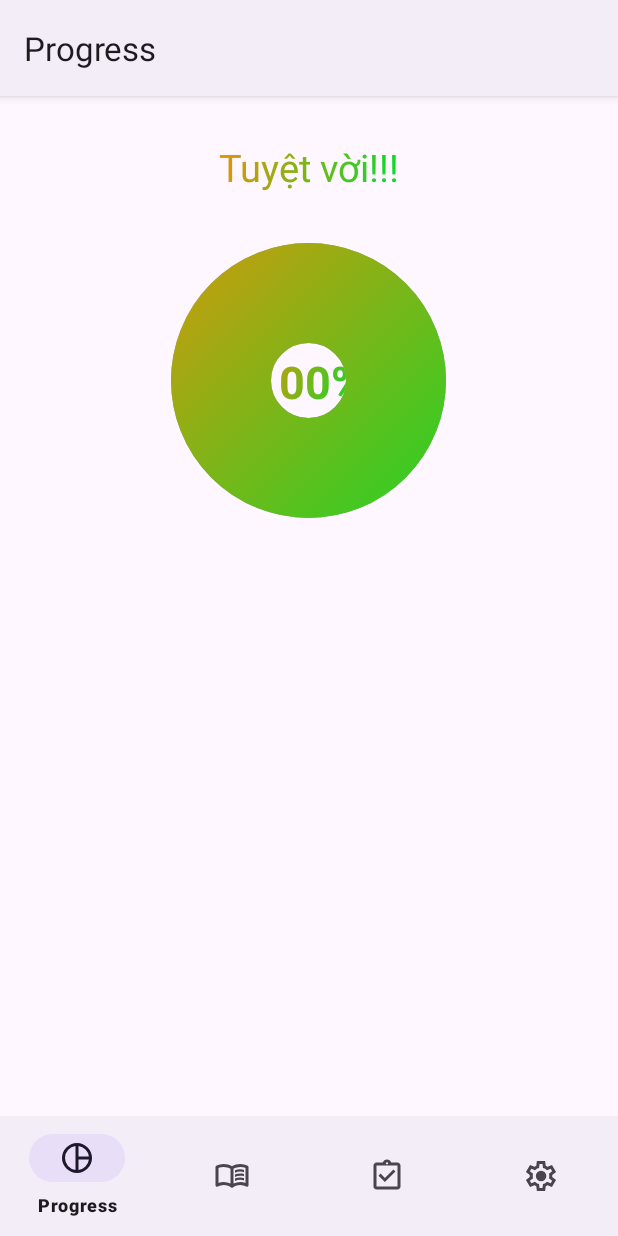
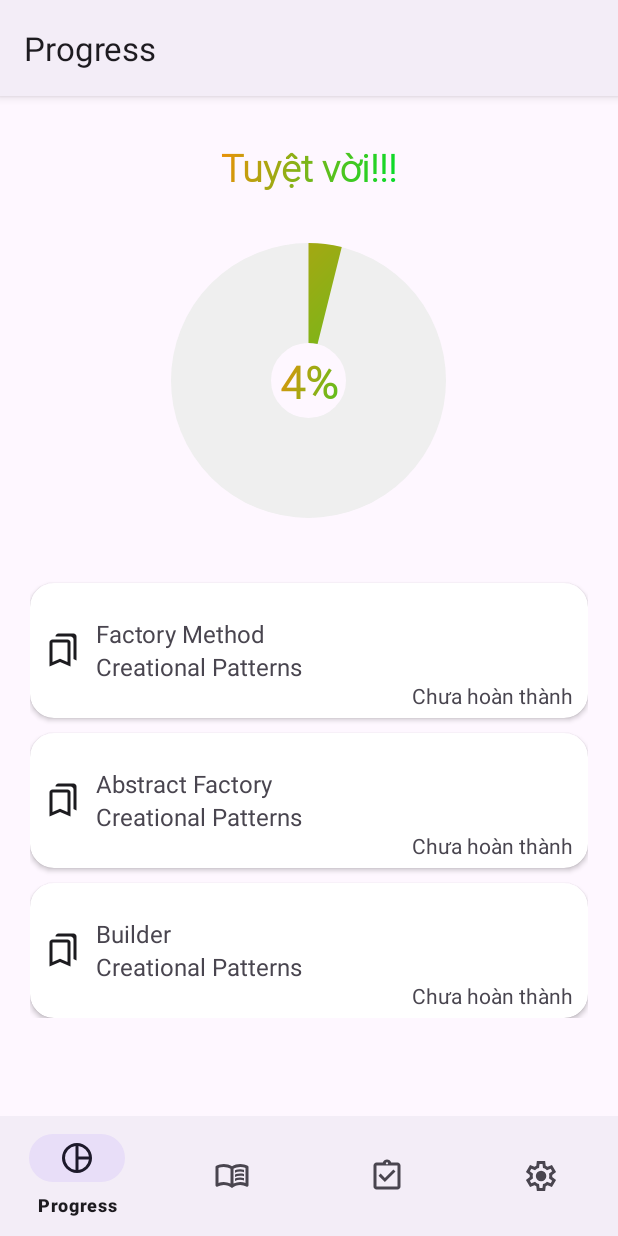
Before and after one commit to hatezero014/DA_DesignPatternApp, an Android app: the screen it shows after launch (MainActivity), on a phone screen of 412 x 824 dp. Run offline under Robolectric (Android 15) with nearby library versions, the phone set to English and light mode, and no system bars; our stand-ins replace navigation-ui; Roboto replaces fonts that are not available here.

Commit message:
Update dtb and home progress

```diff
--- /dev/null
+++ b/app/src/main/java/com/example/designpattern/Adapter/DesignPatternAdapter.java
@@ -0,0 +1,86 @@
+package com.example.designpattern.Adapter;
+
+import android.content.Context;
+import android.graphics.Color;
+import android.view.LayoutInflater;
+import android.view.View;
+import android.view.ViewGroup;
+import android.widget.ImageView;
+import android.widget.TextView;
+
+import androidx.annotation.NonNull;
+import androidx.cardview.widget.CardView;
+import androidx.core.content.ContextCompat;
+import androidx.recyclerview.widget.RecyclerView;
+
+import com.example.designpattern.Models.Pattern;
+import com.example.designpattern.R;
+
+import com.example.designpattern.R;
+
+import java.util.List;
+
+public class DesignPatternAdapter extends RecyclerView.Adapter<DesignPatternAdapter.DesignPatternHolder>{
+    List<Pattern> patternList;
+    Context context;
+
+    public DesignPatternAdapter(Context context) {
+        this.context = context;
+    }
+    public void setData(List<Pattern> list){
+        patternList = list;
+        notifyDataSetChanged();
+    }
+
+    @NonNull
+    @Override
+    public DesignPatternHolder onCreateViewHolder(@NonNull ViewGroup parent, int viewType) {
+        View view = LayoutInflater.from(parent.getContext()).inflate(R.layout.rcv_designpattern, parent, false);
+
+        return new DesignPatternHolder(view);
+    }
+
+    @Override
+    public void onBindViewHolder(@NonNull DesignPatternHolder holder, int position) {
+        Pattern pattern = patternList.get(position);
+        if(pattern==null) return;
+        Context context1 = holder.imageView.getContext();
+        holder.tvDetails.setText(pattern.getName());
+        holder.tvCatalog.setText(pattern.getCatalog());
+//        if(String.valueOf(pattern.getIsDone()) == null || String.valueOf(pattern.getIsDone()) == ""||pattern.getIsDone() == 0){
+//            holder.
+//        }
+        if(pattern.getIsDone() == 1){
+            holder.tvisDone.setText("Đã hoàn thành");
+            holder.cardView.setCardBackgroundColor(ContextCompat.getColor(context, R.color.greens));
+            holder.tvDetails.setTextColor(Color.WHITE);
+            holder.tvCatalog.setTextColor(Color.WHITE);
+            holder.tvisDone.setTextColor(Color.WHITE);
+        }
+        else {
+            holder.tvisDone.setText("Chưa hoàn thành");
+        }
+    }
+
+    @Override
+    public int getItemCount() {
+        return patternList.size();
+    }
+
+    class DesignPatternHolder extends RecyclerView.ViewHolder{
+        CardView cardView;
+        TextView tvDetails;
+        TextView tvisDone;
+        TextView tvCatalog;
+        ImageView imageView;
+
+        public DesignPatternHolder(@NonNull View itemView) {
+            super(itemView);
+            imageView = itemView.findViewById(R.id.icon_pattern);
+            cardView = itemView.findViewById(R.id.card_view_designpattern);
+            tvDetails = itemView.findViewById(R.id.detailsName);
+            tvCatalog = itemView.findViewById(R.id.detailsCatalog);
+            tvisDone = itemView.findViewById(R.id.isDone);
+        }
+    }
+}
--- a/app/src/main/java/com/example/designpattern/Models/Pattern.java
+++ b/app/src/main/java/com/example/designpattern/Models/Pattern.java
@@ -6,6 +6,16 @@ public class Pattern {
     String Catalog;
     String Image;
     String Video;
+
+    public int getIsDone() {
+        return isDone;
+    }
+
+    public void setIsDone(int isDone) {
+        this.isDone = isDone;
+    }
+
+    int isDone;
 
     public String getVideo() {
         return Video;
@@ -60,12 +70,13 @@ public class Pattern {
     public Pattern() {
     }
 
-    public Pattern(String name, String catalog, String language, String image, String video) {
+    public Pattern(String name, String catalog, String language, String image, String video, int isdone) {
         Name = name;
         Catalog = catalog;
         Language = language;
         Image = image;
         Video = video;
+        this.isDone = isdone;
     }
 
     public Pattern(String name) {
--- a/app/src/main/java/com/example/designpattern/Services/PatternService.java
+++ b/app/src/main/java/com/example/designpattern/Services/PatternService.java
@@ -8,6 +8,7 @@ import com.example.designpattern.Models.PatternCode;
 
 import java.lang.reflect.Field;
 import java.util.ArrayList;
+import java.util.List;
 
 public class PatternService extends BaseService{
     public PatternService(Context context) {
@@ -127,4 +128,18 @@ public class PatternService extends BaseService{
         }
         return pattern;
     }
+
+    public <T> List<T> GetPatternisDone(Class<T> clazz) {
+        db = this.getReadableDatabase();
+        Cursor cursor = db.rawQuery("select * from Pattern where Pattern.isDone = 1", null);
+        List<T> objects = new ArrayList<>();
+        if (cursor != null && cursor.moveToFirst()) {
+            do {
+                T object = CreateModelObjectFromCursor(clazz, cursor);
+                objects.add(object);
+            } while (cursor.moveToNext());
+            cursor.close();
+        }
+        return objects;
+    }
 }
--- a/app/src/main/java/com/example/designpattern/UI/progress/ProgressCircleView.java
+++ b/app/src/main/java/com/example/designpattern/UI/progress/ProgressCircleView.java
@@ -9,6 +9,8 @@ import android.util.AttributeSet;
 import android.view.View;
 import androidx.annotation.Nullable;
 import androidx.core.content.ContextCompat;
+
+import com.example.designpattern.R;
 
 public class ProgressCircleView extends View {
     private Paint progressPaint;
@@ -44,8 +46,7 @@ public class ProgressCircleView extends View {
         backgroundPaint.setAntiAlias(true);
         backgroundPaint.setStyle(Paint.Style.STROKE);
         backgroundPaint.setStrokeWidth(strokeWidth);
-        backgroundPaint.setColor(ContextCompat.getColor(getContext(), android.R.color.darker_gray));
-
+        backgroundPaint.setColor(ContextCompat.getColor(getContext(), R.color.darker_gray));
         startColor = ContextCompat.getColor(getContext(), android.R.color.holo_blue_dark);
         endColor = ContextCompat.getColor(getContext(), android.R.color.holo_green_dark);
     }
--- a/app/src/main/java/com/example/designpattern/UI/progress/ProgressFragment.java
+++ b/app/src/main/java/com/example/designpattern/UI/progress/ProgressFragment.java
@@ -11,6 +11,8 @@ import androidx.annotation.NonNull;
 import androidx.annotation.Nullable;
 import androidx.core.content.ContextCompat;
 import androidx.fragment.app.Fragment;
+import androidx.recyclerview.widget.LinearLayoutManager;
+import androidx.recyclerview.widget.RecyclerView;
 
 import android.text.TextPaint;
 import android.view.LayoutInflater;
@@ -19,11 +21,19 @@ import android.view.ViewGroup;
 import android.view.ViewTreeObserver;
 import android.widget.TextView;
 
+import com.example.designpattern.Adapter.DesignPatternAdapter;
+import com.example.designpattern.Models.Pattern;
 import com.example.designpattern.R;
+import com.example.designpattern.Services.PatternService;
+
+import java.util.List;
 
 
 public class ProgressFragment extends Fragment {
     private ProgressCircleView progressCircleView;;
+    RecyclerView recyclerView;
+    DesignPatternAdapter designPatternAdapter;
+    PatternService patternService;
 
     @Override
     public View onCreateView(LayoutInflater inflater, ViewGroup container,
@@ -33,8 +43,9 @@ public class ProgressFragment extends Fragment {
         final TextView textView2 = view.findViewById(R.id.title_id);
         progressCircleView = view.findViewById(R.id.progress_circle);
 
-        String progressText = textView1.getText().toString().replace("%", "");
-        int progress = Integer.parseInt(progressText);
+        //String progressText = textView1.getText().toString().replace("%", "");
+        int countPatternisDone = countPatternisDone();
+        int progress = countPatternisDone*100/getListPattern().size();
         progressCircleView.setProgress(progress);
         progressCircleView.setStrokeWidth(100);
         progressCircleView.setRadiusOffset(50);
@@ -61,8 +72,29 @@ public class ProgressFragment extends Fragment {
         });
         animator.start();
 
+        recyclerView = view.findViewById(R.id.rcv_dsp);
+        designPatternAdapter = new DesignPatternAdapter(getContext());
+
+        LinearLayoutManager linearLayoutManager = new LinearLayoutManager(getContext(), RecyclerView.VERTICAL, false);
+        recyclerView.setLayoutManager(linearLayoutManager);
+
+        designPatternAdapter.setData(getListPattern());
+        recyclerView.setAdapter(designPatternAdapter);
+
         return view ;
 
+    }
+
+    private List<Pattern> getListPattern() {
+        patternService = new PatternService(getContext());
+        List<Pattern> list = patternService.GetAll(Pattern.class);
+        return list;
+    }
+
+    private int countPatternisDone(){
+        patternService = new PatternService(getContext());
+        List<Pattern> list = patternService.GetPatternisDone(Pattern.class);
+        return list.size();
     }
     private void applyGradientToTextView(final TextView textView) {
         TextPaint paint = textView.getPaint();
--- a/app/src/main/res/layout/fragment_progress.xml
+++ b/app/src/main/res/layout/fragment_progress.xml
@@ -10,6 +10,7 @@
         android:layout_gravity="center_horizontal"
         android:textSize="30sp"
         android:text="100%"
+        android:fontFamily="@font/roboto"
         android:textStyle="bold"
         android:layout_marginTop="170dp"
         android:layout_width="wrap_content"
@@ -26,6 +27,8 @@
             android:layout_marginTop="30dp"
             android:layout_gravity="center_horizontal"
             android:text="Tuyệt vời!!!"
+            android:fontFamily="@font/roboto"
+            android:textStyle="bold"
             android:textSize="25sp"
             android:layout_width="wrap_content"
             android:layout_height="wrap_content"/>
@@ -36,6 +39,14 @@
             android:layout_height="250dp"
             android:layout_gravity="center_horizontal"
             />
+
+        <androidx.recyclerview.widget.RecyclerView
+            android:id="@+id/rcv_dsp"
+            android:layout_width="match_parent"
+            android:layout_height="300dp"
+            android:layout_marginStart="20dp"
+            android:layout_marginEnd="20dp"
+            />
     </LinearLayout>
 
 </FrameLayout>
--- /dev/null
+++ b/app/src/main/res/layout/rcv_designpattern.xml
@@ -0,0 +1,99 @@
+<?xml version="1.0" encoding="utf-8"?>
+<androidx.cardview.widget.CardView xmlns:android="http://schemas.android.com/apk/res/android"
+    xmlns:app="http://schemas.android.com/apk/res-auto"
+    xmlns:tools="http://schemas.android.com/tools"
+    android:layout_width="match_parent"
+    app:cardCornerRadius="16dp"
+    android:layout_height="90dp"
+    android:id="@+id/card_view_designpattern"
+    android:orientation="vertical"
+    android:layout_marginTop="10dp"
+    >
+
+    <androidx.constraintlayout.widget.ConstraintLayout
+        android:layout_width="match_parent"
+        android:layout_height="wrap_content"
+        android:layout_gravity="center_vertical">
+
+        <LinearLayout
+            android:layout_width="350dp"
+            android:layout_height="90dp"
+            android:gravity="center_vertical"
+            android:orientation="horizontal"
+            app:layout_constraintStart_toStartOf="parent"
+            app:layout_constraintTop_toTopOf="parent"
+            >
+            <!--            <CheckBox-->
+            <!--                android:id="@+id/checkbox"-->
+            <!--                android:layout_marginStart="10dp"-->
+            <!--                android:visibility="gone"-->
+            <!--                android:layout_width="20dp"-->
+            <!--                android:layout_height="wrap_content"/>-->
+
+            <ImageView
+                android:id="@+id/icon_pattern"
+                android:layout_width="wrap_content"
+                android:layout_height="wrap_content"
+
+                android:layout_marginStart="10dp"
+                android:src="@drawable/ic_bookmark"
+                android:visibility="visible"
+                app:layout_constraintStart_toStartOf="parent"
+                app:layout_constraintTop_toTopOf="parent" />
+            <LinearLayout
+                android:layout_width="wrap_content"
+                android:layout_height="wrap_content"
+                android:orientation="vertical">
+                <TextView
+                    android:id="@+id/detailsName"
+                    android:layout_width="wrap_content"
+                    android:layout_height="wrap_content"
+                    android:layout_marginStart="10dp"
+                    android:text="Pattern Name"
+                    android:textSize="16sp"
+                    android:visibility="visible" />
+                <TextView
+                    android:id="@+id/detailsCatalog"
+                    android:layout_width="wrap_content"
+                    android:layout_height="wrap_content"
+                    android:layout_marginStart="10dp"
+                    android:text="Pattern Catalog"
+                    android:textSize="16sp"
+                    android:visibility="visible" />
+
+            </LinearLayout>
+
+
+
+        </LinearLayout>
+
+
+        <!--        <ImageView-->
+        <!--            android:id="@+id/icon_blue_noti"-->
+        <!--            android:layout_width="wrap_content"-->
+        <!--            android:layout_height="wrap_content"-->
+        <!--            android:layout_marginTop="20dp"-->
+        <!--            android:layout_marginEnd="20dp"-->
+        <!--            android:visibility="invisible"-->
+        <!--            android:background="@drawable/icon_blue_notification"-->
+        <!--            app:layout_constraintEnd_toEndOf="parent"-->
+        <!--            app:layout_constraintTop_toTopOf="parent" />-->
+
+        <TextView
+            android:id="@+id/isDone"
+            android:layout_width="wrap_content"
+            android:layout_height="wrap_content"
+            android:text="Done"
+            android:layout_marginBottom="5dp"
+            android:layout_marginEnd="10dp"
+            app:layout_constraintBottom_toBottomOf="parent"
+            app:layout_constraintEnd_toEndOf="parent" />
+
+
+    </androidx.constraintlayout.widget.ConstraintLayout>
+
+
+
+
+
+</androidx.cardview.widget.CardView>
--- a/app/src/main/res/values/colors.xml
+++ b/app/src/main/res/values/colors.xml
@@ -175,4 +175,7 @@
 
     <color name="startColor">#EC9008</color>
     <color name="endColor">#07DC2A</color>
+
+    <color name="darker_gray">#EFEFEF</color>
+    <color name="greens">#3D9740</color>
 </resources>
```
Also changed, not shown: app/src/main/assets/DesignPattern.db.
